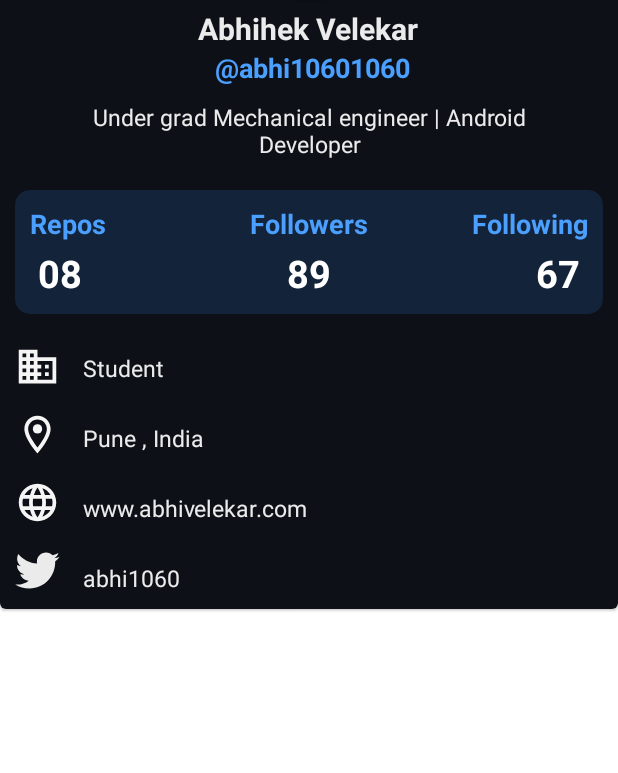
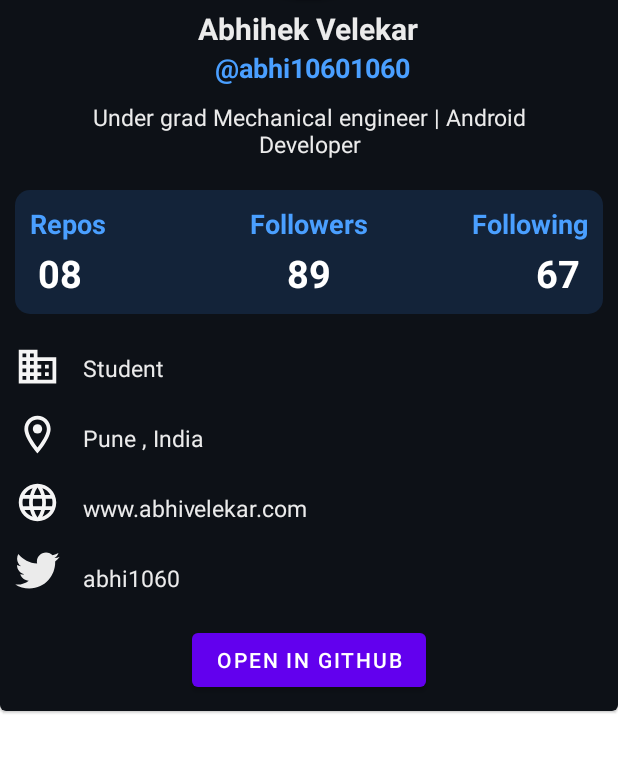
Before and after one commit to abhi10601060/GitSpy, an Android app: the layout fragment_user.xml on its own in the app's theme, with its tools: preview values and no code run, on a phone screen of 412 x 824 dp, the part 448-1221 px from its top. Run offline under Robolectric (Android 15) with nearby library versions, the phone set to English and light mode, and no system bars.

Commit message:
Open profile in github feature added

```diff
--- a/app/src/main/res/layout/fragment_user.xml
+++ b/app/src/main/res/layout/fragment_user.xml
@@ -41,8 +41,8 @@
                 android:drawableStart="@drawable/ic_baseline_search"
                 android:drawablePadding="5dp"
                 android:hint="Search..."
+                android:inputType="text"
                 android:maxLines="1"
-                android:minLines="1"
                 android:paddingStart="5dp"
                 android:textColor="#f5f5f5"
                 android:textColorHint="#f5f5f5"
@@ -78,6 +78,7 @@
             android:layout_marginTop="50dp" />
 
         <TextView
+            android:id="@+id/userErrorMessage"
             android:layout_width="wrap_content"
             android:layout_height="wrap_content"
             android:layout_below="@id/errorImg"
@@ -260,6 +261,7 @@
                 </RelativeLayout>
 
                 <RelativeLayout
+                    android:id="@+id/userInfoRL"
                     android:layout_width="match_parent"
                     android:layout_height="wrap_content"
                     android:layout_below="@+id/statsRL"
@@ -345,6 +347,15 @@
 
                 </RelativeLayout>
 
+                <Button
+                    android:id="@+id/userOpenInGithubBtn"
+                    android:layout_width="wrap_content"
+                    android:layout_height="wrap_content"
+                    android:layout_below="@+id/userInfoRL"
+                    android:layout_centerHorizontal="true"
+                    android:layout_marginTop="20dp"
+                    android:text="Open In Github" />
+
 
             </RelativeLayout>
 
```
Also changed, not shown: app/src/main/java/com/example/gitspy/ui/fragments/GithubFragment.kt (+16 -0 lines), app/src/main/java/com/example/gitspy/ui/fragments/UserFragment.kt (+34 -4 lines), app/src/main/res/layout/fragment_github.xml (+12 -5 lines), app/src/main/res/navigation/main_nav_graph.xml (+14 -1 lines).
